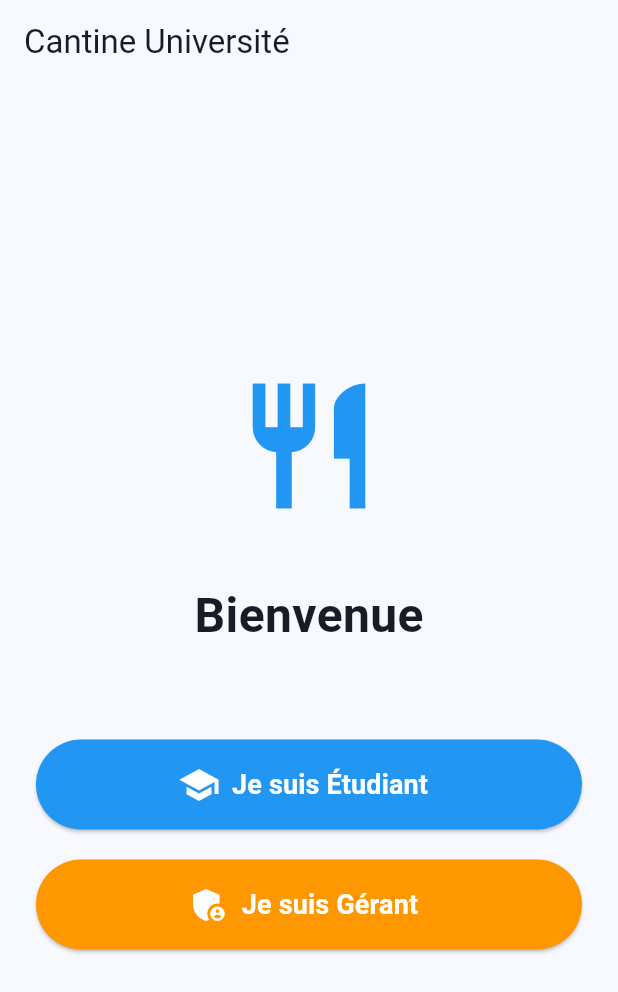
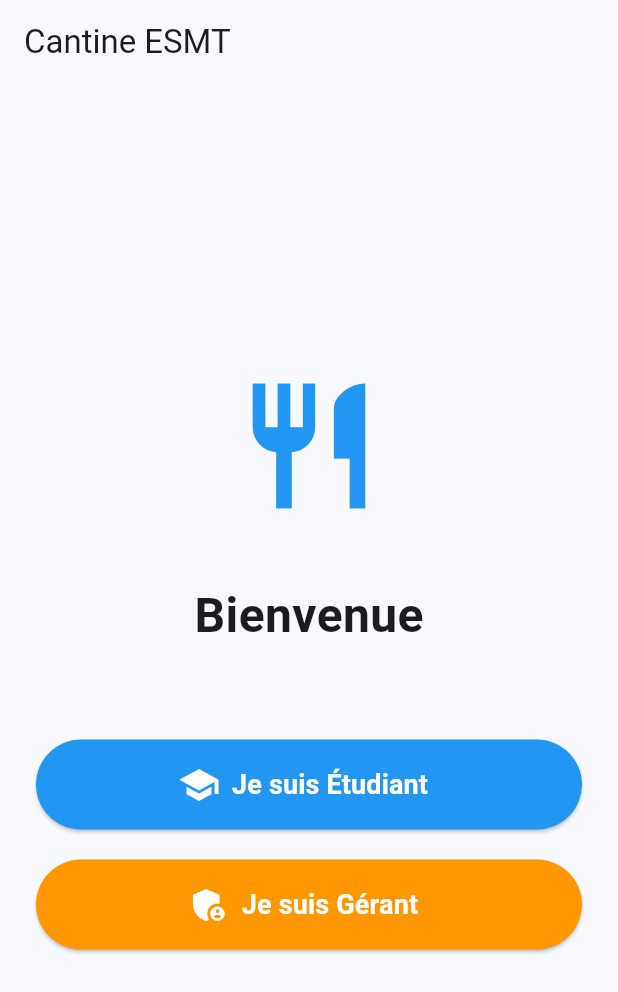
Before and after one commit to Isolby/Cantine-ESMT, a Flutter app: the screen it shows after launch, on a phone screen of 412 x 824 dp. Shown: the top 992 px of the screen. Run offline on Flutter 3.47's test engine with Material 3 defaults, Android fonts, the phone set to English and light mode, and no system bars; our stand-ins replace cloud_firestore, cloud_functions, firebase_auth, firebase_core, firebase_messaging, firebase_storage and 2 more; accounts and stored records are empty.

Commit message:
-Ajout de l'icone -Modification du nom de l'application

```diff
--- a/lib/constants/app_strings.dart
+++ b/lib/constants/app_strings.dart
@@ -1,6 +1,6 @@
 class AppStrings {
   // App
-  static const String appName = 'Cantine Université';
+  static const String appName = 'Cantine ESMT';
 
   // Home
   static const String bienvenue = 'Bienvenue';
```
Also changed, not shown: pubspec.yaml (+26 -5 lines), assets/icons/mon-icone.png (added), pubspec.lock, 49 other files.
